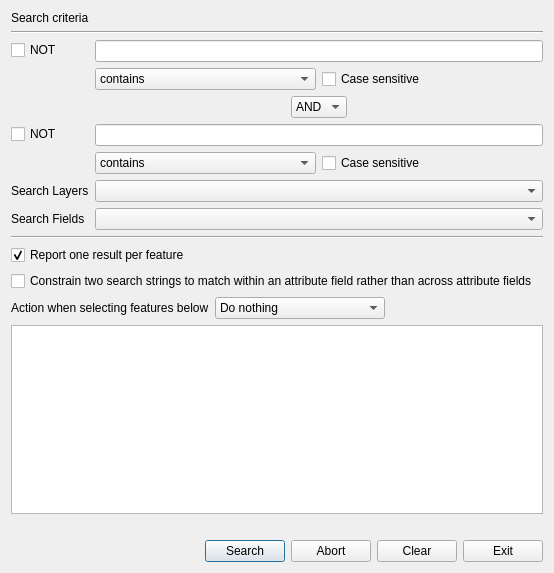
NationalSecurityAgency/qgis-searchlayers-plugin, file searchlayers.ui: the form before one commit.
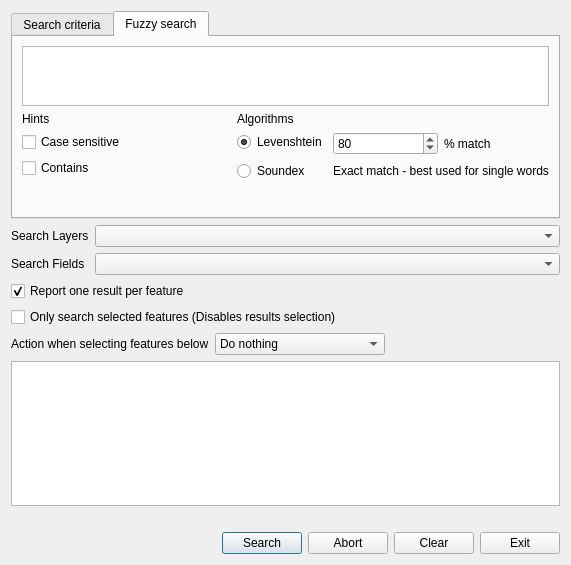
The form after the commit. The open tabs and pages were chosen to show the change.

Commit message: add fuzzy search

```diff
--- a/searchlayers.ui
+++ b/searchlayers.ui
@@ -7,7 +7,7 @@
     <x>0</x>
     <y>0</y>
     <width>554</width>
-    <height>573</height>
+    <height>565</height>
    </rect>
   </property>
   <property name="windowTitle">
@@ -15,25 +15,21 @@
   </property>
   <layout class="QVBoxLayout" name="verticalLayout">
    <item>
-    <widget class="QLabel" name="label_7">
-     <property name="text">
+    <widget class="QTabWidget" name="tabWidget">
+     <property name="currentIndex">
+      <number>0</number>
+     </property>
+     <widget class="QWidget" name="tab1">
+      <attribute name="title">
       <string>Search criteria</string>
-     </property>
-    </widget>
-   </item>
-   <item>
-    <widget class="Line" name="line">
-     <property name="orientation">
-      <enum>Qt::Horizontal</enum>
-     </property>
-    </widget>
-   </item>
+      </attribute>
+      <layout class="QVBoxLayout" name="verticalLayout_3">
    <item>
     <layout class="QFormLayout" name="formLayout_2">
      <item row="0" column="0">
       <widget class="QCheckBox" name="notCheckBox">
        <property name="text">
-        <string>NOT</string>
+            <string>NOT        </string>
        </property>
       </widget>
      </item>
@@ -178,34 +174,195 @@
        </item>
       </layout>
      </item>
-     <item row="3" column="0">
+        </layout>
+       </item>
+       <item>
+        <widget class="QCheckBox" name="twoStringMatchCheckBox">
+         <property name="text">
+          <string>Constrain two search strings to match within an attribute field rather than across attribute fields</string>
+         </property>
+         <property name="checked">
+          <bool>false</bool>
+         </property>
+        </widget>
+       </item>
+      </layout>
+     </widget>
+     <widget class="QWidget" name="tab2">
+      <attribute name="title">
+       <string>Fuzzy search</string>
+      </attribute>
+      <layout class="QVBoxLayout" name="verticalLayout_2">
+       <item>
+        <widget class="QPlainTextEdit" name="fuzzyTextEdit">
+         <property name="sizePolicy">
+          <sizepolicy hsizetype="Expanding" vsizetype="Fixed">
+           <horstretch>0</horstretch>
+           <verstretch>0</verstretch>
+          </sizepolicy>
+         </property>
+         <property name="maximumSize">
+          <size>
+           <width>16777215</width>
+           <height>60</height>
+          </size>
+         </property>
+        </widget>
+       </item>
+       <item>
+        <layout class="QHBoxLayout" name="horizontalLayout_6">
+         <item>
+          <layout class="QVBoxLayout" name="verticalLayout_8">
+           <item>
+            <widget class="QLabel" name="label_5">
+             <property name="sizePolicy">
+              <sizepolicy hsizetype="Preferred" vsizetype="Preferred">
+               <horstretch>0</horstretch>
+               <verstretch>0</verstretch>
+              </sizepolicy>
+             </property>
+             <property name="text">
+              <string>Hints</string>
+             </property>
+            </widget>
+           </item>
+           <item>
+            <widget class="QCheckBox" name="fuzzyCaseSensitiveCheckBox">
+             <property name="text">
+              <string>Case sensitive</string>
+             </property>
+            </widget>
+           </item>
+           <item>
+            <widget class="QCheckBox" name="fuzzyContainsCheckBox">
+             <property name="text">
+              <string>Contains</string>
+             </property>
+            </widget>
+           </item>
+           <item>
+            <spacer name="verticalSpacer">
+             <property name="orientation">
+              <enum>Qt::Vertical</enum>
+             </property>
+             <property name="sizeHint" stdset="0">
+              <size>
+               <width>20</width>
+               <height>40</height>
+              </size>
+             </property>
+            </spacer>
+           </item>
+          </layout>
+         </item>
+         <item>
+          <layout class="QVBoxLayout" name="verticalLayout_9">
+           <item>
+            <widget class="QLabel" name="label_4">
+             <property name="text">
+              <string>Algorithms</string>
+             </property>
+            </widget>
+           </item>
+           <item>
+            <layout class="QFormLayout" name="formLayout_5">
+             <item row="0" column="0">
+              <widget class="QRadioButton" name="levenshteinButton">
+               <property name="text">
+                <string>Levenshtein</string>
+               </property>
+               <property name="checked">
+                <bool>true</bool>
+               </property>
+              </widget>
+             </item>
+             <item row="0" column="1">
+              <layout class="QHBoxLayout" name="horizontalLayout_5">
+               <item>
+                <widget class="QSpinBox" name="levenshteinMatchSpinBox">
+                 <property name="suffix">
+                  <string/>
+                 </property>
+                 <property name="minimum">
+                  <number>1</number>
+                 </property>
+                 <property name="maximum">
+                  <number>100</number>
+                 </property>
+                 <property name="value">
+                  <number>80</number>
+                 </property>
+                </widget>
+               </item>
+               <item>
+                <widget class="QLabel" name="label_6">
+                 <property name="text">
+                  <string>% match</string>
+                 </property>
+                </widget>
+               </item>
+              </layout>
+             </item>
+             <item row="1" column="1">
+              <widget class="QLabel" name="label_7">
+               <property name="text">
+                <string>Exact match - best used for single words</string>
+               </property>
+              </widget>
+             </item>
+             <item row="1" column="0">
+              <widget class="QRadioButton" name="soundexButton">
+               <property name="text">
+                <string>Soundex</string>
+               </property>
+              </widget>
+             </item>
+            </layout>
+           </item>
+           <item>
+            <spacer name="verticalSpacer_2">
+             <property name="orientation">
+              <enum>Qt::Vertical</enum>
+             </property>
+             <property name="sizeHint" stdset="0">
+              <size>
+               <width>20</width>
+               <height>40</height>
+              </size>
+             </property>
+            </spacer>
+           </item>
+          </layout>
+         </item>
+        </layout>
+       </item>
+      </layout>
+     </widget>
+    </widget>
+   </item>
+   <item>
+    <layout class="QFormLayout" name="formLayout_3">
+     <item row="0" column="0">
       <widget class="QLabel" name="label_2">
        <property name="text">
         <string>Search Layers</string>
        </property>
       </widget>
      </item>
-     <item row="3" column="1">
-      <widget class="QComboBox" name="layerListComboBox"/>
-     </item>
-     <item row="4" column="0">
+     <item row="1" column="0">
       <widget class="QLabel" name="label_3">
        <property name="text">
         <string>Search Fields</string>
        </property>
       </widget>
      </item>
-     <item row="4" column="1">
+     <item row="1" column="1">
       <widget class="QComboBox" name="searchFieldComboBox"/>
      </item>
-    </layout>
-   </item>
-   <item>
-    <widget class="Line" name="line_2">
-     <property name="orientation">
-      <enum>Qt::Horizontal</enum>
-     </property>
-    </widget>
+     <item row="0" column="1">
+      <widget class="QComboBox" name="layerListComboBox"/>
+     </item>
+    </layout>
    </item>
    <item>
     <widget class="QCheckBox" name="firstMatchCheckBox">
@@ -218,12 +375,9 @@
     </widget>
    </item>
    <item>
-    <widget class="QCheckBox" name="twoStringMatchCheckBox">
+    <widget class="QCheckBox" name="searchSelectedCheckBox">
      <property name="text">
-      <string>Constrain two search strings to match within an attribute field rather than across attribute fields</string>
-     </property>
-     <property name="checked">
-      <bool>false</bool>
+      <string>Only search selected features (Disables results selection)</string>
      </property>
     </widget>
    </item>
```
Lines whose indentation alone changed are shown as unchanged. The commit also changes 4 other files.
